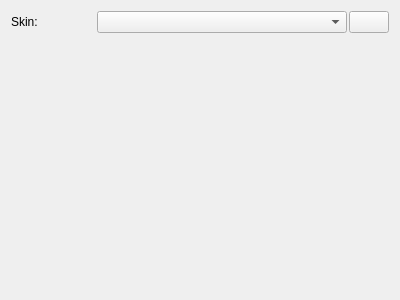
First picture: the form in src/plugins/skin/skinconfigwidget.ui, repository CryFeiFei/klatexformula, before the edit.
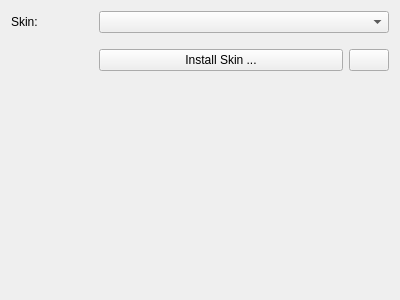
Second picture: the form after the edit. Icons and pictures are not drawn.

Commit message: Working on various stuff.  * search wait-animation-movie in library browser is "definitive"  * tweaks for skins (install skins, tab colors in libbrowser)  * more tweaks and fixes

```diff
--- a/src/plugins/skin/skinconfigwidget.ui
+++ b/src/plugins/skin/skinconfigwidget.ui
@@ -14,12 +14,7 @@
    <string>Form</string>
   </property>
   <layout class="QGridLayout" name="gridLayout">
-   <item row="0" column="0" colspan="2">
-    <layout class="QHBoxLayout" name="lytSkinSelect">
-     <property name="spacing">
-      <number>2</number>
-     </property>
-     <item>
+   <item row="0" column="0">
       <widget class="QLabel" name="label">
        <property name="sizePolicy">
         <sizepolicy hsizetype="Preferred" vsizetype="Preferred">
@@ -32,7 +27,7 @@
        </property>
       </widget>
      </item>
-     <item>
+   <item row="0" column="1" colspan="2">
       <widget class="QComboBox" name="cbxSkin">
        <property name="sizePolicy">
         <sizepolicy hsizetype="Preferred" vsizetype="Fixed">
@@ -42,7 +37,27 @@
        </property>
       </widget>
      </item>
-     <item>
+   <item row="3" column="0">
+    <spacer name="verticalSpacer">
+     <property name="orientation">
+      <enum>Qt::Vertical</enum>
+     </property>
+     <property name="sizeHint" stdset="0">
+      <size>
+       <width>20</width>
+       <height>40</height>
+      </size>
+     </property>
+    </spacer>
+   </item>
+   <item row="2" column="1">
+    <widget class="QPushButton" name="btnInstallSkin">
+     <property name="text">
+      <string>Install Skin ...</string>
+     </property>
+    </widget>
+   </item>
+   <item row="2" column="2">
       <widget class="QPushButton" name="btnRefresh">
        <property name="sizePolicy">
         <sizepolicy hsizetype="Fixed" vsizetype="Fixed">
@@ -59,17 +74,18 @@
        </property>
       </widget>
      </item>
-    </layout>
-   </item>
-   <item row="1" column="0">
-    <spacer name="verticalSpacer">
+   <item row="1" column="1">
+    <spacer name="verticalSpacer_2">
      <property name="orientation">
       <enum>Qt::Vertical</enum>
      </property>
+     <property name="sizeType">
+      <enum>QSizePolicy::Fixed</enum>
+     </property>
      <property name="sizeHint" stdset="0">
       <size>
        <width>20</width>
-       <height>40</height>
+       <height>10</height>
       </size>
      </property>
     </spacer>
```
Lines whose indentation alone changed are shown as unchanged. The commit also changes 22 other files.
